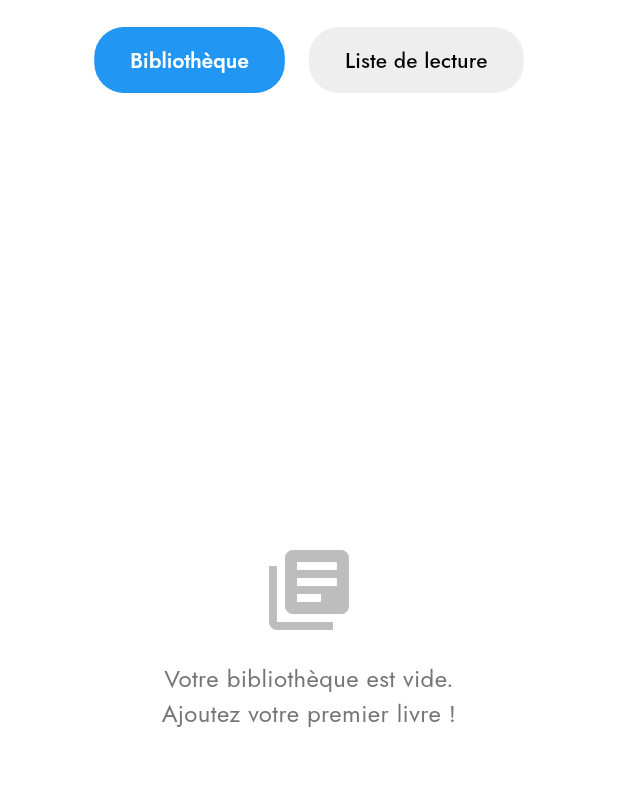
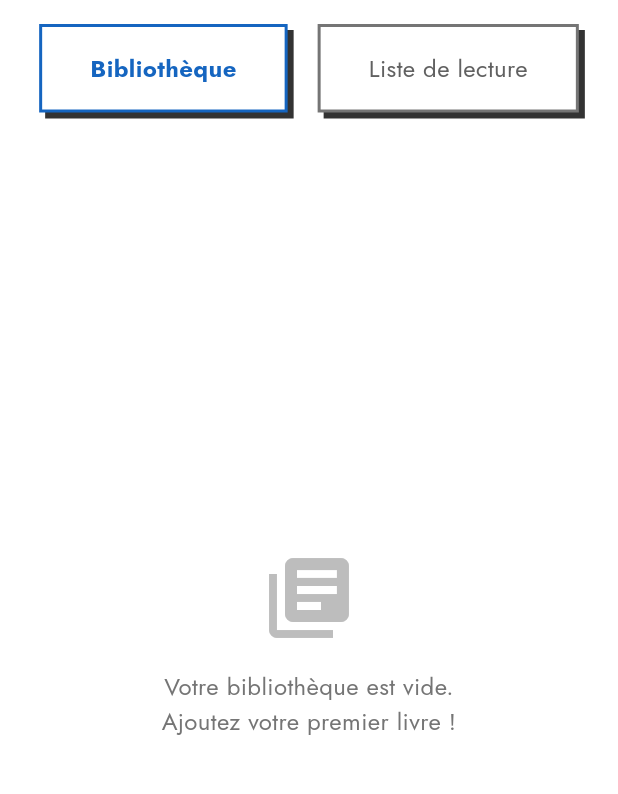
Before and after one commit to TheoPIERSON/Peripatos, a Flutter app: the screen it shows once a user with an empty profile is signed in, on a phone screen of 412 x 824 dp, the part 84-878 px from its top. Run offline on Flutter 3.47's test engine with Material 3 defaults, Android fonts, the phone set to English and light mode, and no system bars; our stand-ins replace flutter_riverpod, supabase_flutter; accounts and stored records are empty.

Commit message:
feat: change filter buttons

```diff
--- a/lib/features/books/widgets/book_filter_button.dart
+++ b/lib/features/books/widgets/book_filter_button.dart
@@ -24,7 +24,7 @@ class BookFilterButtons extends ConsumerWidget {
             onPressed: () =>
                 ref.read(bookFilterProvider.notifier).state = BookFilter.all,
           ),
-          const SizedBox(width: 16),
+          const SizedBox(width: 20),
           _FilterButton(
             text: 'Liste de lecture',
             isSelected: filter == BookFilter.wishlist,
@@ -50,15 +50,43 @@ class _FilterButton extends StatelessWidget {
 
   @override
   Widget build(BuildContext context) {
-    return TextButton(
-      onPressed: onPressed,
-      style: TextButton.styleFrom(
-        backgroundColor: isSelected ? Colors.blue : Colors.grey[200],
-        foregroundColor: isSelected ? Colors.white : Colors.black,
-        padding: const EdgeInsets.symmetric(horizontal: 24, vertical: 12),
-        shape: RoundedRectangleBorder(borderRadius: BorderRadius.circular(20)),
+    return Container(
+      decoration: BoxDecoration(
+        color: Colors.white,
+        border: Border.all(
+          color: isSelected ? Colors.blue[800]! : Colors.grey[600]!,
+          width: 2,
+        ),
+        borderRadius: BorderRadius.circular(0), // Coins droits
+        boxShadow: [
+          BoxShadow(
+            color: Colors.black.withOpacity(0.8), // Ombre opaque et brute
+            offset: const Offset(4, 4), // Décalage fixe pour effet années 2000
+            blurRadius: 0, // Pas de flou pour une ombre nette
+            spreadRadius: 0,
+          ),
+        ],
       ),
-      child: Text(text),
+      child: Material(
+        color: Colors.transparent,
+        child: InkWell(
+          onTap: onPressed,
+          child: Container(
+            padding: const EdgeInsets.symmetric(
+              horizontal: 32,
+              vertical: 16,
+            ), // Plus de padding
+            child: Text(
+              text,
+              style: TextStyle(
+                color: isSelected ? Colors.blue[800] : Colors.grey[700],
+                fontWeight: isSelected ? FontWeight.bold : FontWeight.normal,
+                fontSize: 16,
+              ),
+            ),
+          ),
+        ),
+      ),
     );
   }
 }
```
